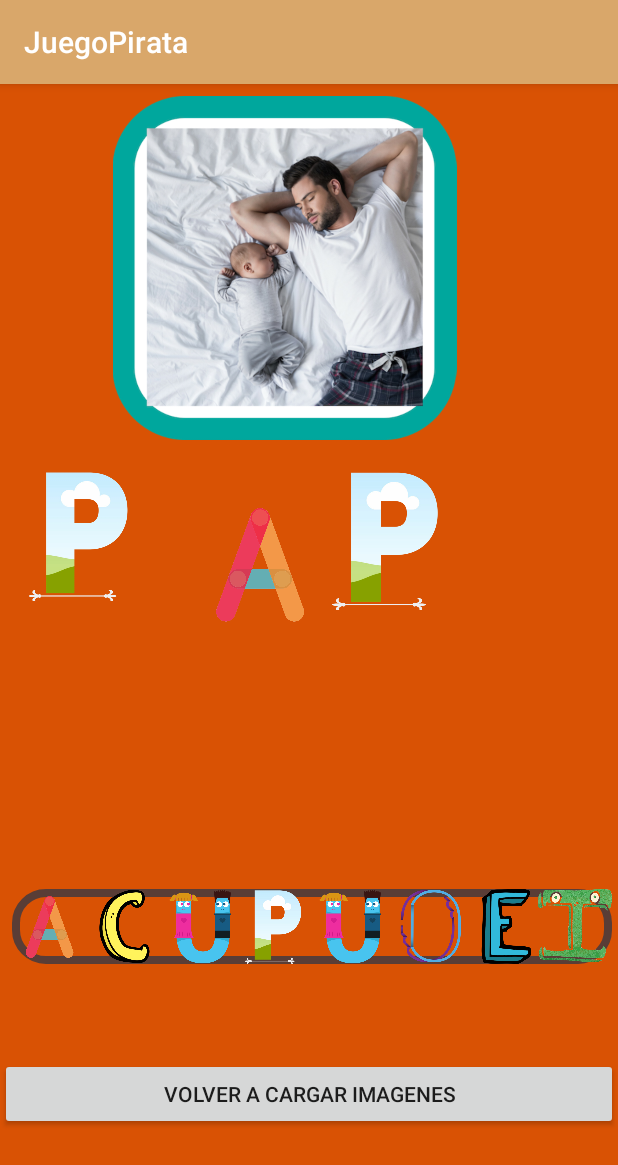
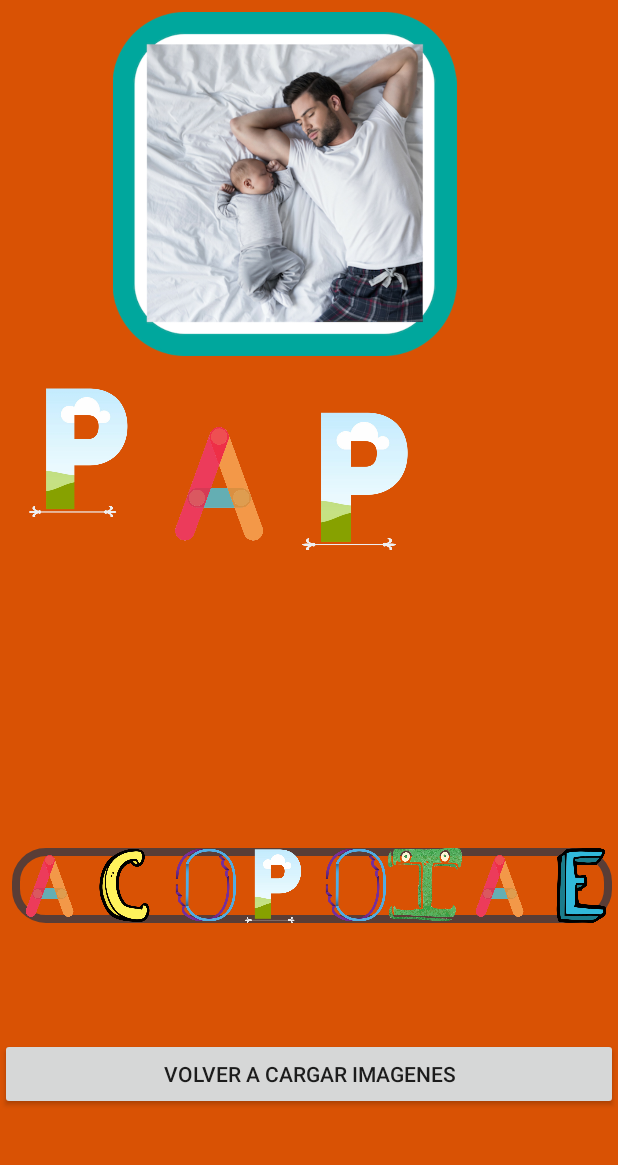
Before and after one commit to Luiz2323/JuegoPirata, an Android app: the StartGame screen opened directly, with no data from a screen before it, on a phone screen of 412 x 824 dp. Shown: the top 1165 px of the screen. Run offline under Robolectric (Android 15) with nearby library versions, the phone set to English and light mode, and no system bars.

Commit message:
Modificacion en todo el codigo de la primer isla

```diff
--- a/JuegoPirata/app/src/main/java/com/e/juegopirata/controlador/AnimationsWin.java
+++ b/JuegoPirata/app/src/main/java/com/e/juegopirata/controlador/AnimationsWin.java
@@ -3,6 +3,8 @@ package com.e.juegopirata.controlador;
 import androidx.appcompat.app.AppCompatActivity;
 
 import android.os.Bundle;
+
+import com.e.juegopirata.R;
 
 public class AnimationsWin extends AppCompatActivity {
 
--- a/JuegoPirata/app/src/main/java/com/e/juegopirata/controlador/MainActivity.java
+++ b/JuegoPirata/app/src/main/java/com/e/juegopirata/controlador/MainActivity.java
@@ -27,7 +27,6 @@ public class MainActivity extends AppCompatActivity {
     protected void onCreate(Bundle savedInstanceState) {
         super.onCreate(savedInstanceState);
         setContentView(R.layout.activity_main);
-        getSupportActionBar().hide();
         inicializar();
     }
 
--- a/JuegoPirata/app/src/main/java/com/e/juegopirata/controlador/Menu.java
+++ b/JuegoPirata/app/src/main/java/com/e/juegopirata/controlador/Menu.java
@@ -20,7 +20,7 @@ public class Menu extends AppCompatActivity {
     protected void onCreate(Bundle savedInstanceState) {
         super.onCreate(savedInstanceState);
         setContentView(R.layout.activity_menu);
-        getSupportActionBar().hide();
+
         inicializar();
     }
 
--- a/JuegoPirata/app/src/main/java/com/e/juegopirata/controlador/Personajes.java
+++ b/JuegoPirata/app/src/main/java/com/e/juegopirata/controlador/Personajes.java
@@ -54,4 +54,6 @@ public class Personajes extends AppCompatActivity {
        }
 
     }
+
+
 }
--- a/JuegoPirata/app/src/main/java/com/e/juegopirata/modelo/Threadd.java
+++ b/JuegoPirata/app/src/main/java/com/e/juegopirata/modelo/Threadd.java
@@ -1,16 +1,70 @@
 package com.e.juegopirata.modelo;
 
+import android.annotation.SuppressLint;
 import android.os.AsyncTask;
 
-public class Thread extends AsyncTask<Void,Integer,Boolean> {
+import com.e.juegopirata.R;
+
+import static com.e.juegopirata.controlador.StartGame.*;
+
+public class Threadd extends AsyncTask<Void, Integer, Boolean> {
+
+    int number;
+
+    int[] igm = {R.drawable.papaimg, R.drawable.bebe, R.drawable.mama, R.drawable.gato, R.drawable.vaca};
+    int[] letras = {R.drawable.a, R.drawable.e, R.drawable.a, R.drawable.o, R.drawable.a};
+
+
+
+
+    @Override
+    protected void onPreExecute() {
+        super.onPreExecute();
+        recuadro.setImageResource(igm[contPosi]);
+
+    }
+
+    @SuppressLint("WrongThread")
+    @Override
+    protected Boolean doInBackground(Void... voids) {
+        for (int i = 0; i <= 3; i++) {
+            dormir();
+
+        }
+
+        return true;
+    }
+
+
+    @Override
+    protected void onPostExecute(Boolean aBoolean) {
+        super.onPostExecute(aBoolean);
+        ejecutar();
+
+
+
+
+    }
+
+    private void ejecutar() {
+        if (contPosi<5) {
+            Threadd threadd = new Threadd();
+            threadd.execute();
+        }else {
+
+        }
+    }
 
 
 
 
 
 
-    @Override
-    protected Boolean doInBackground(Void... voids) {
-        return null;
+    private void dormir() {
+        try {
+            Thread.sleep(2000);
+        }catch (InterruptedException e){
+            e.printStackTrace();
+        }
     }
 }
--- a/JuegoPirata/app/src/main/res/layout/activity_start_game.xml
+++ b/JuegoPirata/app/src/main/res/layout/activity_start_game.xml
@@ -14,7 +14,7 @@
         android:layout_marginStart="8dp"
         android:layout_marginLeft="8dp"
         android:layout_marginTop="8dp"
-        android:src="@drawable/papaimg"
+
         app:layout_constraintStart_toStartOf="parent"
         app:layout_constraintTop_toTopOf="parent" />
 
@@ -33,9 +33,9 @@
         android:id="@+id/imageView5"
         android:layout_width="133dp"
         android:layout_height="93dp"
-        android:layout_marginStart="192dp"
-        android:layout_marginLeft="192dp"
-        android:layout_marginTop="20dp"
+        android:layout_marginStart="172dp"
+        android:layout_marginLeft="172dp"
+        android:layout_marginTop="36dp"
 
         android:src="@drawable/p"
         app:layout_constraintStart_toStartOf="parent"
@@ -51,16 +51,16 @@
         android:src="@drawable/a"
         app:layout_constraintBottom_toBottomOf="parent"
         app:layout_constraintEnd_toEndOf="parent"
-        app:layout_constraintHorizontal_bias="0.392"
+        app:layout_constraintHorizontal_bias="0.303"
         app:layout_constraintStart_toStartOf="@+id/imageView4"
         app:layout_constraintTop_toBottomOf="@+id/imageView3"
-        app:layout_constraintVertical_bias="0.073" />
+        app:layout_constraintVertical_bias="0.069" />
 
 
     <ImageView
         android:id="@+id/palabra"
-        android:layout_width="58dp"
-        android:layout_height="109dp"
+        android:layout_width="85dp"
+        android:layout_height="122dp"
         android:layout_marginStart="8dp"
         android:layout_marginLeft="8dp"
         android:layout_marginEnd="8dp"
@@ -69,8 +69,7 @@
         app:layout_constraintEnd_toEndOf="parent"
         app:layout_constraintHorizontal_bias="1.0"
         app:layout_constraintStart_toStartOf="@+id/imageView5"
-        app:layout_constraintTop_toTopOf="parent"
-        app:layout_constraintVertical_bias="0.591" />
+        app:layout_constraintTop_toTopOf="parent" />
 
     <LinearLayout
         android:id="@+id/linearLayout"
```
Also changed, not shown: JuegoPirata/app/src/main/AndroidManifest.xml (+14 -5 lines), JuegoPirata/app/src/main/java/com/e/juegopirata/controlador/StartGame.java (+125 -36 lines).
